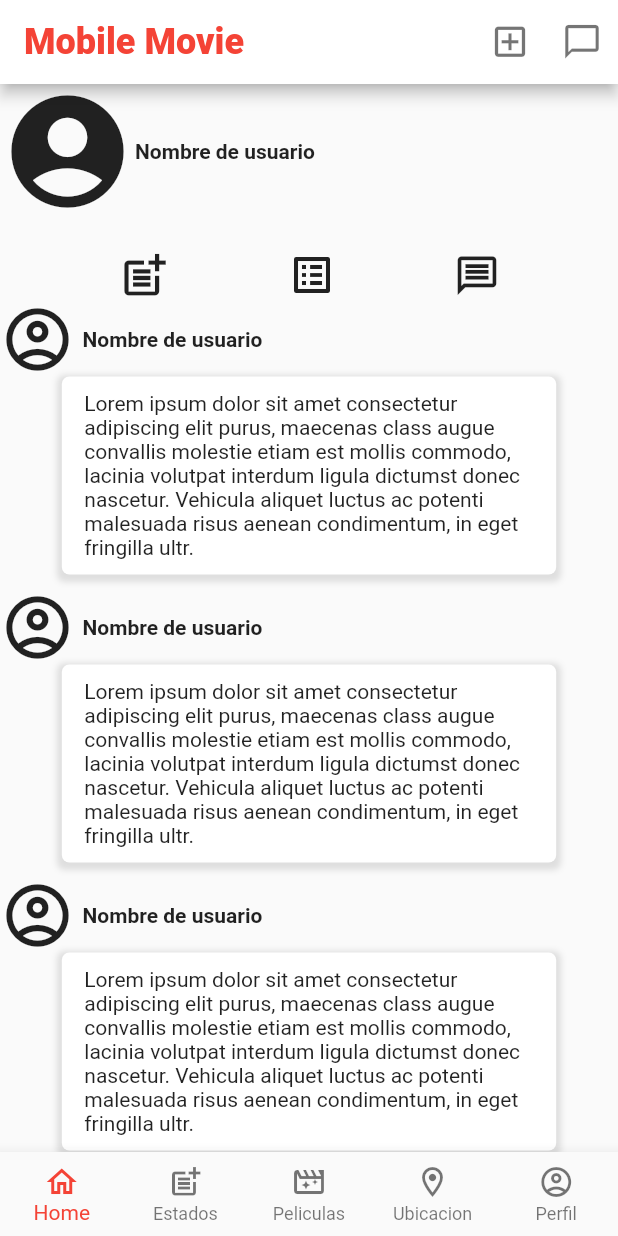
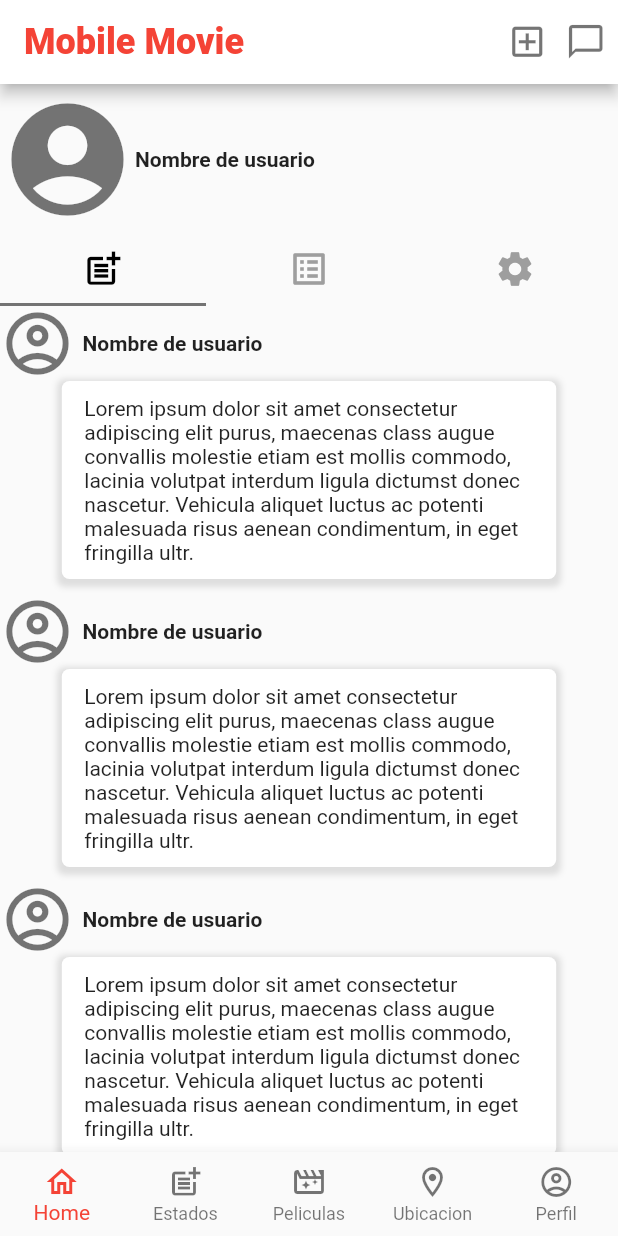
Before and after one commit to Danhe22/Mobile-Movie-App, a Flutter app: the screen it shows after launch, swiped to page 5, on a phone screen of 412 x 824 dp. Run offline on Flutter 3.47's test engine with Material 2 defaults, Android fonts, the light colour scheme and no system bars; our stand-ins replace firebase_auth, firebase_core, get; accounts and stored records are empty; network calls fail; Roboto replaces fonts that are missing (Times New Roman).

Commit message:
temas implementados

```diff
--- a/lib/Theme/theme.dart
+++ b/lib/Theme/theme.dart
@@ -1,5 +1,30 @@
 import 'package:flutter/material.dart';
+import 'package:mobile_movie_app/main.dart';
 
-final miTema = ThemeData.light().copyWith(
-  colorScheme: ColorScheme.fromSwatch().copyWith(secondary: Colors.red)
-);
+class ThemeChanger with ChangeNotifier{
+
+  bool _darkTheme = false;
+
+
+  ThemeData? _currentTheme = Themes.light;
+
+  bool get darkTheme => _darkTheme;
+
+
+  ThemeData? get currentTheme => _currentTheme;
+
+  set darkTheme(bool value){
+
+    _darkTheme = value;
+
+    if(value){
+      _currentTheme = Themes.dark;
+    }else{
+      _currentTheme = Themes.light;
+    }
+
+    notifyListeners();
+  }
+
+
+}
--- a/lib/main.dart
+++ b/lib/main.dart
@@ -1,9 +1,10 @@
 import 'package:flutter/material.dart';
 import 'package:get/get.dart';
 import 'package:firebase_core/firebase_core.dart';
-import 'package:mobile_movie_app/Theme/theme.dart';
 import 'package:mobile_movie_app/providers/movies_provider.dart';
 import 'package:mobile_movie_app/routes/my_routes.dart';
+import 'package:mobile_movie_app/theme/theme.dart';
+import 'package:provider/provider.dart';
 
 
 void main() async {
@@ -12,28 +13,55 @@ await Firebase.initializeApp();
 
 Get.lazyPut(()=> MoviesProvider());
 
-runApp(const MyApp());
+
+runApp(
+ ChangeNotifierProvider(
+   create: (_) => ThemeChanger(),
+   child: const MyApp()
+ )
+
+);
 }
 
 class MyApp extends StatelessWidget {
-  const MyApp({Key? key}) : super(key: key);
+   const MyApp({Key? key}) : super(key: key);
+
+
 
   @override
   Widget build(BuildContext context) {
+
+    final currentTheme = Provider.of<ThemeChanger>(context).currentTheme;
+
     return GetMaterialApp(
         debugShowCheckedModeBanner: false,
         title: 'Mobile Movie',
-        theme: miTema,
         initialRoute: '/home',
         navigatorKey: Get.key,
         getPages: routes(),
-        // routes: {
-        //   'login'    : ( BuildContext context ) => LoginScreen(),
-        //   'signup'   : ( BuildContext context ) => SignupScreen(),
-        //   'home'     : ( BuildContext context ) => HomeScreen()
-        // },
+        theme:currentTheme,
+
+
 
       );
 
   }
+
+
 }
+
+class Themes {
+  static final light = ThemeData.light (). copyWith (
+    backgroundColor: Colors.white,
+    appBarTheme: const AppBarTheme(
+      backgroundColor: Colors.white
+    ),
+    iconTheme: const IconThemeData(color: Colors.black54),
+
+
+  );
+  static final dark = ThemeData.dark (). copyWith (
+    backgroundColor: Colors.black54,
+
+  );
+}
--- a/lib/screens/home_screen.dart
+++ b/lib/screens/home_screen.dart
@@ -1,4 +1,5 @@
 import 'package:flutter/material.dart';
+import 'package:mobile_movie_app/main.dart';
 import 'package:mobile_movie_app/widgets/estados_list.dart';
 import 'package:mobile_movie_app/widgets/peliculas_list.dart';
 import 'package:mobile_movie_app/widgets/post_list.dart';
@@ -32,23 +33,27 @@ class HomeScreen extends StatelessWidget {
           centerTitle: false,
           automaticallyImplyLeading: false,
           actions: [
-            IconButton(
-              icon: const Icon(
-                Icons.add_box_outlined,
-                color: Colors.black54,
-                size: 27,
-              ),
-              onPressed: () {},
-            ),
-            IconButton(
-                onPressed: () {},
-                icon: const Icon(
-                  Icons.messenger_outline_outlined,
-                  color: Colors.black54,
-                  size: 27,
-                ))
+            // IconButton(
+            //   icon: const Icon(
+            //     Icons.add_box_outlined,
+            //     color: Theme.of(context).iconTheme.color,
+            //     size: 27,
+            //   ),
+            //   onPressed: () {},
+            // ),
+            // IconButton(
+            //     onPressed: () {},
+            //     icon: const Icon(
+            //       Icons.messenger_outline_outlined,
+            //       size: 27,
+
+            //     ))
+            Icon(Icons.add_box_outlined, color: Theme.of(context).iconTheme.color, size: 27,),
+            const SizedBox(width: 12,),
+            Icon(Icons.messenger_outline_outlined, color: Theme.of(context).iconTheme.color, size: 27,),
+            const SizedBox(width: 8,),
           ],
-          backgroundColor: Colors.white,
+          backgroundColor: Theme.of(context).appBarTheme.backgroundColor,
         ),
         body: const _Pages(),
         bottomNavigationBar: const _Navigation(),
@@ -97,11 +102,11 @@ class _Pages extends StatelessWidget {
       children: [
         //Seccion de posts
         Column(
-          children: const [PostList()],
+          children: const [Expanded(child: PostList())],
         ),
         //Seccion de estados
         Column(
-          children: const [EstadosList()],
+          children: const [Expanded(child: EstadosList())],
         ),
         //Seccion de peliculas
         Column(
--- a/lib/widgets/estados.dart
+++ b/lib/widgets/estados.dart
@@ -7,7 +7,7 @@ class Estados extends StatelessWidget {
   Widget build(BuildContext context) {
     final size = MediaQuery.of(context).size;
     var boxDecoration = BoxDecoration(
-            color: Colors.white,
+            color: Theme.of(context).backgroundColor,
             borderRadius: const BorderRadius.only(
                 topLeft: Radius.circular(5),
                 topRight: Radius.circular(5),
--- a/lib/widgets/estados_list.dart
+++ b/lib/widgets/estados_list.dart
@@ -7,8 +7,7 @@ class EstadosList extends StatelessWidget {
 
   @override
   Widget build(BuildContext context) {
-    return Expanded(
-      child: ListView(
+    return ListView(
       children: const [
         Estados(),
         Estados(),
@@ -18,7 +17,6 @@ class EstadosList extends StatelessWidget {
         Estados(),
         Estados(),
       ],
-      ),
     );
 
 
--- a/lib/widgets/movie_horizontal.dart
+++ b/lib/widgets/movie_horizontal.dart
@@ -39,7 +39,7 @@ class MovieHorizontal extends StatelessWidget {
                 height: 160,
               ),
             ),
-            const SizedBox(height: 5,),
+            const SizedBox(height: 2,),
             Center(child: Text(pelicula.title, overflow: TextOverflow.ellipsis, style: Theme.of(context).textTheme.caption,))
           ],
         ),
--- a/lib/widgets/post.dart
+++ b/lib/widgets/post.dart
@@ -7,7 +7,7 @@ class Post extends StatelessWidget {
   Widget build(BuildContext context) {
     final size = MediaQuery.of(context).size;
     var boxDecoration = BoxDecoration(
-            color: Colors.white,
+            color: Theme.of(context).backgroundColor,
             borderRadius: const BorderRadius.only(
                 topLeft: Radius.circular(5),
                 topRight: Radius.circular(5),
--- a/lib/widgets/post_list.dart
+++ b/lib/widgets/post_list.dart
@@ -6,8 +6,7 @@ class PostList extends StatelessWidget {
 
   @override
   Widget build(BuildContext context) {
-    return Expanded(
-      child: ListView(
+    return ListView(
         children: const [
           Post(),
           Post(),
@@ -15,7 +14,6 @@ class PostList extends StatelessWidget {
           Post()
         ],
 
-      ),
     );
 
 
--- a/lib/widgets/profile.dart
+++ b/lib/widgets/profile.dart
@@ -1,5 +1,7 @@
 import 'package:flutter/material.dart';
+import 'package:mobile_movie_app/widgets/estados_list.dart';
 import 'package:mobile_movie_app/widgets/post_list.dart';
+import 'package:mobile_movie_app/widgets/settings.dart';
 
 class Profile extends StatelessWidget {
   const Profile({ Key? key }) : super(key: key);
@@ -9,24 +11,44 @@ class Profile extends StatelessWidget {
     return Expanded(
       child: Column(
         children: [
+          const SizedBox(height: 5,),
           Row(
             children: const [
               Icon(Icons.account_circle_rounded, size: 90,),
               Text('Nombre de usuario', style: TextStyle(fontWeight: FontWeight.w600),)
             ],
           ),
-          const SizedBox(height: 20,),
-          Row(
-            mainAxisAlignment: MainAxisAlignment.spaceEvenly,
-            children: const [
-              Icon(Icons.post_add_outlined, size: 35,),
-              Icon(Icons.list_alt_outlined, size: 32,),
-              Icon(Icons.message_outlined, size: 31,)
-            ],
-          ),
+          const SizedBox(height: 5,),
 
 
-              const PostList()
+          //     const PostList()
+          Expanded(
+            child: DefaultTabController(
+              length: 3,
+              child: Column(children:   const [
+                TabBar(
+                  indicatorColor: Colors.black54 ,
+                  labelColor: Colors.black,
+                  unselectedLabelColor: Colors.grey,
+                  tabs: [
+                  Tab(icon: Icon(Icons.post_add_outlined, size: 28, ),),
+                  Tab(icon: Icon(Icons.list_alt_outlined, size: 28,),),
+                  Tab(icon: Icon(Icons.settings, size: 28,),),
+
+                ]),
+
+                Expanded(
+                  child: TabBarView(
+                      children: [
+                        PostList(),
+                        EstadosList(),
+                        Settings()
+                      ] ),
+                )
+
+              ],)
+              ),
+          )
 
 
 
--- a/lib/widgets/ubicacion.dart
+++ b/lib/widgets/ubicacion.dart
@@ -6,7 +6,6 @@ class Ubication extends StatelessWidget {
   @override
   Widget build(BuildContext context) {
     var boxDecoration = BoxDecoration(
-      color: Colors.white,
       borderRadius: const BorderRadius.only(
           topLeft: Radius.circular(5),
           topRight: Radius.circular(5),
--- a/pubspec.yaml
+++ b/pubspec.yaml
@@ -39,6 +39,7 @@ dependencies:
   firebase_auth: ^3.2.0
   flutter_signin_button: ^2.0.0
   card_swiper: ^1.0.4
+  shared_preferences: ^2.0.11
 
 dev_dependencies:
   flutter_test:
```
Also changed, not shown: lib/widgets/settings.dart (added, +25 -0 lines), pubspec.lock. Lines whose indentation alone changed are shown as unchanged.
